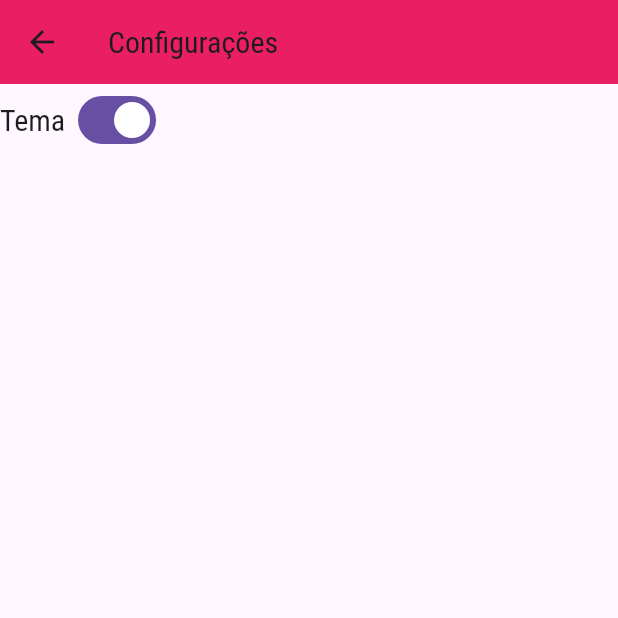
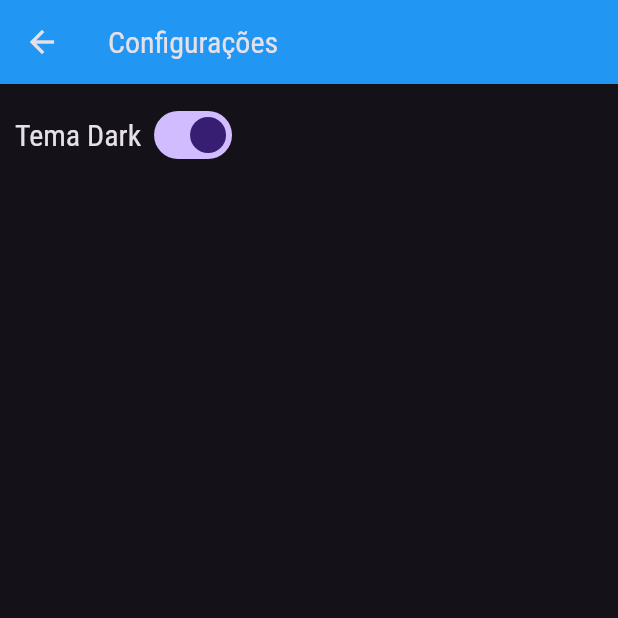
Before and after one commit to Luanpd7/Flutter-meals, a Flutter app: the SettingsScreen screen opened directly, on a phone screen of 412 x 824 dp, the top half of it. Run offline on Flutter 3.47's test engine with Material 3 defaults, Android fonts, the phone set to English and light mode, and no system bars; our stand-ins replace shared_preferences; accounts and stored records are empty; network calls fail.

Commit message:
ultimo update

```diff
--- a/lib/screens/all_meals.dart
+++ b/lib/screens/all_meals.dart
@@ -1,7 +1,5 @@
 import 'package:app_refeicao/components/meal_item.dart';
 import 'package:app_refeicao/data/dummy_data.dart';
-import 'package:app_refeicao/models/category.dart';
-import 'package:app_refeicao/models/meal.dart';
 import 'package:flutter/material.dart';
 
 class AllMeals extends StatelessWidget {
@@ -16,7 +14,7 @@
 
     return Scaffold(
       appBar: AppBar(
-        title: Text('Todas as refeirções', style: TextStyle( fontWeight: FontWeight.bold),),
+        title: Text('Todas as refeições', style: Theme.of(context).textTheme.titleLarge ,),
         backgroundColor: Theme.of(context).primaryColor,
 
       ),
--- a/lib/screens/categories_meals_screen.dart
+++ b/lib/screens/categories_meals_screen.dart
@@ -1,7 +1,5 @@
-
 
 import 'package:app_refeicao/components/meal_item.dart';
-import '../components/meal_item.dart';
 import '../data/dummy_data.dart';
 import 'package:flutter/material.dart';
 import '../models/category.dart';
@@ -18,7 +16,7 @@
 
     return Scaffold(
       appBar: AppBar(
-        title: Text(category.title!, style: TextStyle( fontWeight: FontWeight.bold),),
+        title: Text(category.title!, style: Theme.of(context).textTheme.titleLarge ,),
         backgroundColor: Theme.of(context).primaryColor
 
       ),
--- a/lib/screens/favorite_screen.dart
+++ b/lib/screens/favorite_screen.dart
@@ -3,6 +3,8 @@
 import 'package:flutter/material.dart';
 
 class FavoriteScreen extends StatelessWidget {
+
+
 
 final List<Meal> favoriteMeals;
 
@@ -13,8 +15,8 @@
   Widget build(BuildContext context) {
 
     if(favoriteMeals.isEmpty){
-      return Center(
-      child: Text("Nenhuma refeição favorita!"),
+      return const Center(
+      child:  Text("Nenhuma refeição favorita!"),
     );
     } else{
       return ListView.builder(
--- a/lib/screens/settings_screens.dart
+++ b/lib/screens/settings_screens.dart
@@ -10,16 +10,20 @@
     bool isSwitched = true;
     return Scaffold(
       appBar: AppBar(
-        title: Text('Configurações'),
+        title: const Text('Configurações'),
           backgroundColor: Theme.of(context).primaryColor
       ),
       body: Consumer<MyState>(
         builder: ( context,  tema, child) {
-        return Column(
+        return Container(
+          padding: const EdgeInsets.all(10),
+          child: ListView(
+
             children: [
               Row(
                 children: [
-                Text('Tema ', style: Theme.of(context).textTheme.titleLarge,),
+                  Text('Tema Dark ', style: Theme.of(context).textTheme.titleLarge,),
+
                   Switch(
               value: tema.isLight,
               onChanged: (value) {
@@ -30,6 +34,7 @@
                 ]
               )
             ],
+          ),
         );
         }
       ),
```
Also changed, not shown: lib/main.dart (+13 -21 lines), lib/screens/meal_detail_screen.dart (+6 -4 lines). Lines whose indentation alone changed are shown as unchanged.
